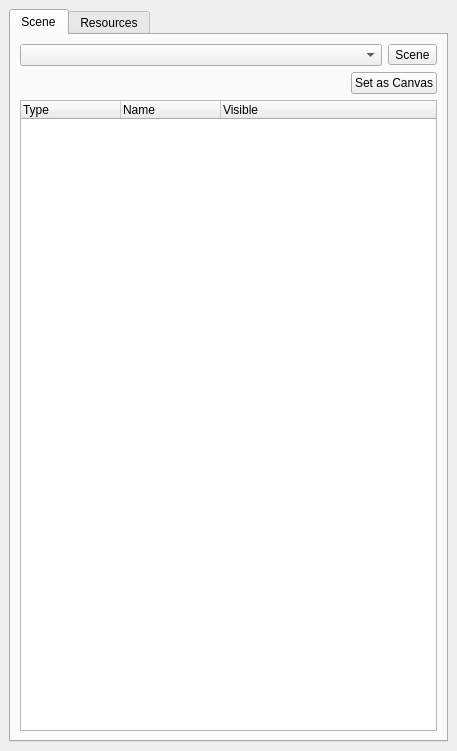
Old version of the form brickleedit/src/gui/scenetree/scenetreedock.ui in the repository paarm/bricklebrit.
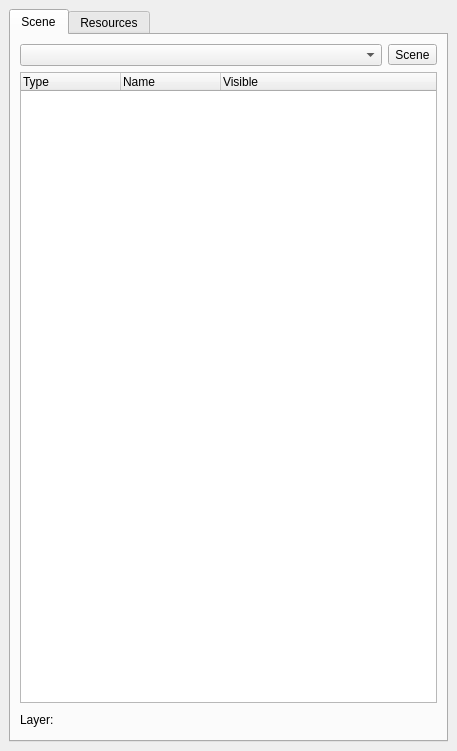
New version of the form. Icons and pictures are not drawn.

The edit to the form file:
```diff
--- a/brickleedit/src/gui/scenetree/scenetreedock.ui
+++ b/brickleedit/src/gui/scenetree/scenetreedock.ui
@@ -12,8 +12,8 @@
   </property>
   <property name="minimumSize">
    <size>
-    <width>422</width>
-    <height>289</height>
+    <width>255</width>
+    <height>256</height>
    </size>
   </property>
   <property name="baseSize">
@@ -78,56 +78,6 @@
           </item>
          </layout>
         </item>
-        <item>
-         <layout class="QHBoxLayout" name="horizontalLayout_5">
-          <item>
-           <widget class="QPushButton" name="newSprite">
-            <property name="toolTip">
-             <string>New Sprite Node</string>
-            </property>
-            <property name="text">
-             <string/>
-            </property>
-            <property name="icon">
-             <iconset>
-              <normalon>:/icons/newSprite.png</normalon>
-             </iconset>
-            </property>
-            <property name="flat">
-             <bool>true</bool>
-            </property>
-           </widget>
-          </item>
-          <item>
-           <spacer name="horizontalSpacer_2">
-            <property name="orientation">
-             <enum>Qt::Horizontal</enum>
-            </property>
-            <property name="sizeHint" stdset="0">
-             <size>
-              <width>40</width>
-              <height>20</height>
-             </size>
-            </property>
-           </spacer>
-          </item>
-          <item>
-           <widget class="QPushButton" name="setAsCanvas">
-            <property name="toolTip">
-             <string>Set as paint canvas node</string>
-            </property>
-            <property name="text">
-             <string>Set as Canvas</string>
-            </property>
-            <property name="icon">
-             <iconset>
-              <normalon>:/icons/newTexture.png</normalon>
-             </iconset>
-            </property>
-           </widget>
-          </item>
-         </layout>
-        </item>
         <item>
          <widget class="QTreeWidget" name="treeWidget">
           <property name="sizePolicy">
@@ -168,6 +118,96 @@
           </column>
          </widget>
         </item>
+        <item>
+         <layout class="QHBoxLayout" name="horizontalLayout_5">
+          <item>
+           <widget class="QLabel" name="label">
+            <property name="text">
+             <string>Layer:</string>
+            </property>
+           </widget>
+          </item>
+          <item>
+           <widget class="QPushButton" name="addLayer">
+            <property name="toolTip">
+             <string>Add Layer</string>
+            </property>
+            <property name="text">
+             <string/>
+            </property>
+            <property name="icon">
+             <iconset>
+              <normalon>:/icons/plus.png</normalon>
+             </iconset>
+            </property>
+            <property name="flat">
+             <bool>true</bool>
+            </property>
+           </widget>
+          </item>
+          <item>
+           <widget class="QPushButton" name="layerUp">
+            <property name="text">
+             <string/>
+            </property>
+            <property name="icon">
+             <iconset>
+              <normalon>:/icons/up.png</normalon>
+             </iconset>
+            </property>
+            <property name="flat">
+             <bool>true</bool>
+            </property>
+           </widget>
+          </item>
+          <item>
+           <widget class="QPushButton" name="layerDown">
+            <property name="text">
+             <string/>
+            </property>
+            <property name="icon">
+             <iconset>
+              <normalon>:/icons/down.png</normalon>
+             </iconset>
+            </property>
+            <property name="flat">
+             <bool>true</bool>
+            </property>
+           </widget>
+          </item>
+          <item>
+           <spacer name="horizontalSpacer_3">
+            <property name="orientation">
+             <enum>Qt::Horizontal</enum>
+            </property>
+            <property name="sizeHint" stdset="0">
+             <size>
+              <width>40</width>
+              <height>20</height>
+             </size>
+            </property>
+           </spacer>
+          </item>
+          <item>
+           <widget class="QPushButton" name="deleteLayer">
+            <property name="toolTip">
+             <string>Delete Layer</string>
+            </property>
+            <property name="text">
+             <string/>
+            </property>
+            <property name="icon">
+             <iconset>
+              <normalon>:/icons/delete.png</normalon>
+             </iconset>
+            </property>
+            <property name="flat">
+             <bool>true</bool>
+            </property>
+           </widget>
+          </item>
+         </layout>
+        </item>
        </layout>
       </widget>
       <widget class="QWidget" name="Resources">
```
Left out of the diff: 2 changed lines with no effect on the pictures.
